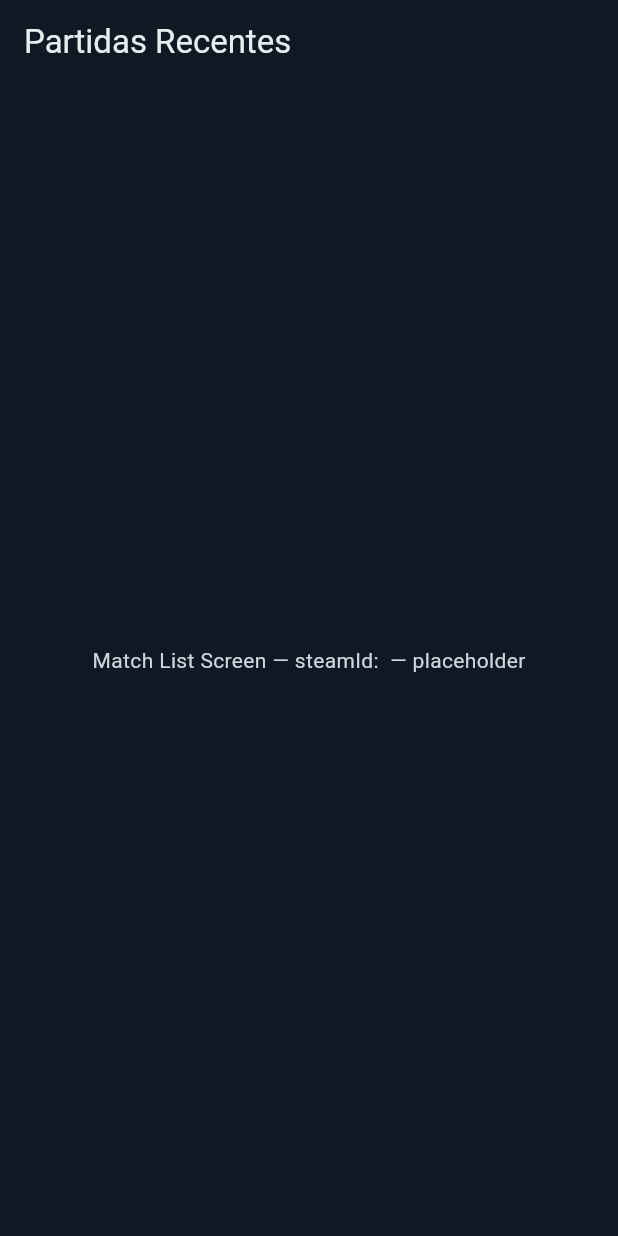
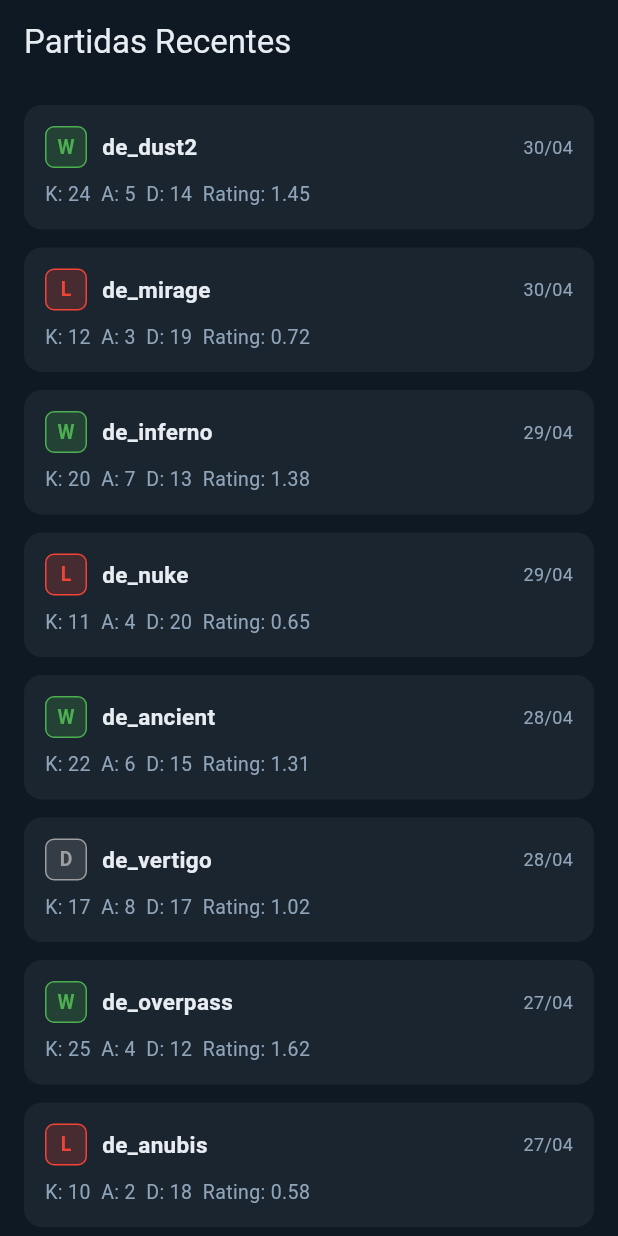
Before and after one commit to luiddysouza/my_stats_cs2, a Flutter app: the MatchListScreen screen opened by its route, on a phone screen of 412 x 824 dp. Run offline on Flutter 3.47's test engine with Material 3 defaults, Android fonts, the phone set to English and light mode, and no system bars; our stand-ins replace flutter_riverpod, fpdart, freezed_annotation, go_router.

Commit message:
feat: search + match list — Story 1.2 [#1.2]
- AppFailure sealed class (InvalidInput, PlayerNotFound, Unexpected)
- PlayerMatchStatsEntity: added matchId field, rebuilt codegen
- MockData: matchId added to all matchStats entries
- Search domain: PlayerRepository interface + SearchPlayerUseCase
  - SteamID regex: ^765\d{14}$
  - Steam URL regex: profiles/ and id/ variants
- MockPlayerRepository: resolves SteamID, profileUrl, customUrl
- Matches domain: MatchRepository interface + GetMatchListUseCase
- MockMatchRepository: returns MockData.matches
- SearchNotifier (Notifier<SearchState>): search() with fpdart fold
- MatchListNotifier (AsyncNotifier): load() with AsyncLoading/Data/Error
- HomeScreen: ConsumerStatefulWidget with TextField + FilledButton
  - ref.listen navigates on success, inline error on failure
- MatchListScreen: ConsumerStatefulWidget with loading/error/empty/list states
- MatchCard: result badge (W/L/D) + map + date + K/A/D/Rating
- app_router.dart: extra updated to Map<String, String>
- Tests: 11 passing (5 unit search, 2 unit matches, 2 widget home, 1 widget list, 1 smoke)
- flutter analyze: 0 issues | flutter test: all passed

```diff
--- a/lib/core/router/app_router.dart
+++ b/lib/core/router/app_router.dart
@@ -10,8 +10,11 @@ final appRouter = GoRouter(
     GoRoute(
       path: '/matches',
       builder: (context, state) {
-        final steamId = state.extra as String?;
-        return MatchListScreen(steamId: steamId ?? '');
+        final extra = state.extra as Map<String, String>? ?? {};
+        return MatchListScreen(
+          steamId: extra['steamId'] ?? '',
+          displayName: extra['displayName'],
+        );
       },
     ),
     GoRoute(
--- a/lib/features/matches/domain/entities/player_match_stats_entity.dart
+++ b/lib/features/matches/domain/entities/player_match_stats_entity.dart
@@ -6,6 +6,7 @@ part 'player_match_stats_entity.freezed.dart';
 @freezed
 class PlayerMatchStatsEntity with _$PlayerMatchStatsEntity {
   const factory PlayerMatchStatsEntity({
+    required String matchId,
     required PlayerEntity player,
     required int kills,
     required int assists,
--- a/lib/features/matches/presentation/screens/match_list_screen.dart
+++ b/lib/features/matches/presentation/screens/match_list_screen.dart
@@ -1,16 +1,89 @@
 import 'package:flutter/material.dart';
+import 'package:flutter_riverpod/flutter_riverpod.dart';
+import 'package:my_stats_cs2/features/matches/presentation/providers/match_list_provider.dart';
+import 'package:my_stats_cs2/features/matches/presentation/widgets/match_card.dart';
 
-class MatchListScreen extends StatelessWidget {
-  const MatchListScreen({super.key, required this.steamId});
+class MatchListScreen extends ConsumerStatefulWidget {
+  const MatchListScreen({super.key, required this.steamId, this.displayName});
 
   final String steamId;
+  final String? displayName;
+
+  @override
+  ConsumerState<MatchListScreen> createState() => _MatchListScreenState();
+}
+
+class _MatchListScreenState extends ConsumerState<MatchListScreen> {
+  @override
+  void initState() {
+    super.initState();
+    WidgetsBinding.instance.addPostFrameCallback((_) {
+      ref.read(matchListNotifierProvider.notifier).load(widget.steamId);
+    });
+  }
 
   @override
   Widget build(BuildContext context) {
+    final matchesAsync = ref.watch(matchListNotifierProvider);
+
     return Scaffold(
-      appBar: AppBar(title: const Text('Partidas Recentes')),
-      body: Center(
-        child: Text('Match List Screen — steamId: $steamId — placeholder'),
+      appBar: AppBar(
+        title: Text(
+          widget.displayName != null
+              ? 'Partidas de ${widget.displayName}'
+              : 'Partidas Recentes',
+        ),
+      ),
+      body: matchesAsync.when(
+        loading: () => const Center(child: CircularProgressIndicator()),
+        error: (error, _) => Center(
+          child: Column(
+            mainAxisSize: MainAxisSize.min,
+            children: [
+              const Icon(Icons.error_outline, size: 48, color: Colors.red),
+              const SizedBox(height: 12),
+              const Text('Erro ao carregar partidas.'),
+              const SizedBox(height: 12),
+              FilledButton(
+                onPressed: () => ref
+                    .read(matchListNotifierProvider.notifier)
+                    .load(widget.steamId),
+                child: const Text('Tentar novamente'),
+              ),
+            ],
+          ),
+        ),
+        data: (matches) {
+          if (matches.isEmpty) {
+            return const Center(
+              child: Column(
+                mainAxisSize: MainAxisSize.min,
+                children: [
+                  Icon(
+                    Icons.sports_esports_outlined,
+                    size: 64,
+                    color: Colors.grey,
+                  ),
+                  SizedBox(height: 16),
+                  Text(
+                    'Nenhuma partida encontrada.',
+                    style: TextStyle(fontSize: 16, color: Colors.grey),
+                  ),
+                ],
+              ),
+            );
+          }
+          return ListView.builder(
+            padding: const EdgeInsets.symmetric(vertical: 8),
+            itemCount: matches.length,
+            itemBuilder: (context, index) {
+              final match = matches[index];
+              final stats = findStatsForMatch(match.matchId);
+              if (stats == null) return const SizedBox.shrink();
+              return MatchCard(match: match, stats: stats);
+            },
+          );
+        },
       ),
     );
   }
--- /dev/null
+++ b/lib/features/matches/presentation/widgets/match_card.dart
@@ -0,0 +1,110 @@
+import 'package:flutter/material.dart';
+import 'package:go_router/go_router.dart';
+import 'package:my_stats_cs2/core/constants/app_colors.dart';
+import 'package:my_stats_cs2/core/constants/enums.dart';
+import 'package:my_stats_cs2/core/mocks/mock_data.dart';
+import 'package:my_stats_cs2/features/matches/domain/entities/match_entity.dart';
+import 'package:my_stats_cs2/features/matches/domain/entities/player_match_stats_entity.dart';
+
+class MatchCard extends StatelessWidget {
+  const MatchCard({super.key, required this.match, required this.stats});
+
+  final MatchEntity match;
+  final PlayerMatchStatsEntity stats;
+
+  @override
+  Widget build(BuildContext context) {
+    return Card(
+      margin: const EdgeInsets.symmetric(horizontal: 16, vertical: 6),
+      child: InkWell(
+        borderRadius: BorderRadius.circular(12),
+        onTap: () => context.push('/matches/${match.matchId}'),
+        child: Padding(
+          padding: const EdgeInsets.all(14),
+          child: Column(
+            crossAxisAlignment: CrossAxisAlignment.start,
+            children: [
+              Row(
+                children: [
+                  _ResultBadge(result: match.result),
+                  const SizedBox(width: 10),
+                  Expanded(
+                    child: Text(
+                      match.map,
+                      style: const TextStyle(
+                        fontWeight: FontWeight.w600,
+                        fontSize: 15,
+                        color: AppColors.textPrimary,
+                      ),
+                    ),
+                  ),
+                  Text(
+                    _formatDate(match.date),
+                    style: const TextStyle(
+                      fontSize: 12,
+                      color: AppColors.textSecondary,
+                    ),
+                  ),
+                ],
+              ),
+              const SizedBox(height: 8),
+              Text(
+                'K: ${stats.kills}  A: ${stats.assists}  D: ${stats.deaths}  Rating: ${stats.rating.toStringAsFixed(2)}',
+                style: const TextStyle(
+                  fontSize: 13,
+                  color: AppColors.textSecondary,
+                ),
+              ),
+            ],
+          ),
+        ),
+      ),
+    );
+  }
+
+  String _formatDate(DateTime date) {
+    return '${date.day.toString().padLeft(2, '0')}/${date.month.toString().padLeft(2, '0')}';
+  }
+}
+
+class _ResultBadge extends StatelessWidget {
+  const _ResultBadge({required this.result});
+
+  final MatchResult result;
+
+  @override
+  Widget build(BuildContext context) {
+    final (label, color) = switch (result) {
+      MatchResult.win => ('W', AppColors.win),
+      MatchResult.loss => ('L', AppColors.loss),
+      MatchResult.draw => ('D', AppColors.draw),
+    };
+    return Container(
+      width: 28,
+      height: 28,
+      alignment: Alignment.center,
+      decoration: BoxDecoration(
+        color: color.withValues(alpha: 0.2),
+        border: Border.all(color: color),
+        borderRadius: BorderRadius.circular(6),
+      ),
+      child: Text(
+        label,
+        style: TextStyle(
+          color: color,
+          fontWeight: FontWeight.bold,
+          fontSize: 13,
+        ),
+      ),
+    );
+  }
+}
+
+/// Helper to find stats for a given matchId from MockData.
+PlayerMatchStatsEntity? findStatsForMatch(String matchId) {
+  try {
+    return MockData.matchStats.firstWhere((s) => s.matchId == matchId);
+  } catch (_) {
+    return null;
+  }
+}
```
Also changed, not shown: lib/core/errors/failures.dart (added, +17 -0 lines), lib/core/mocks/mock_data.dart (+10 -0 lines), lib/features/matches/data/repositories/mock_match_repository.dart (added, +14 -0 lines), lib/features/matches/domain/repositories/match_repository.dart (added, +7 -0 lines), lib/features/matches/domain/usecases/get_match_list_usecase.dart (added, +14 -0 lines), lib/features/matches/presentation/providers/match_list_provider.dart (added, +28 -0 lines), lib/features/search/data/repositories/mock_player_repository.dart (added, +42 -0 lines), lib/features/search/domain/repositories/player_repository.dart (added, +7 -0 lines), lib/features/search/domain/usecases/search_player_usecase.dart (added, +42 -0 lines), lib/features/search/presentation/providers/search_provider.dart (added, +46 -0 lines), lib/features/search/presentation/screens/home_screen.dart (+81 -3 lines), lib/features/matches/domain/entities/player_match_stats_entity.freezed.dart, 5 other files.
